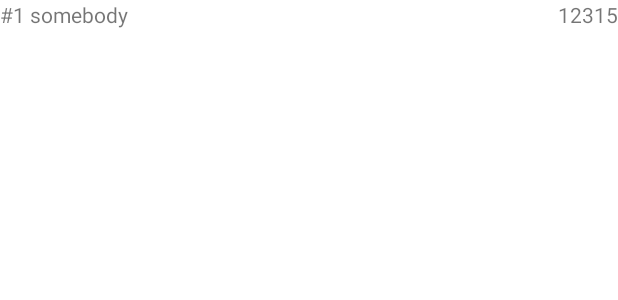
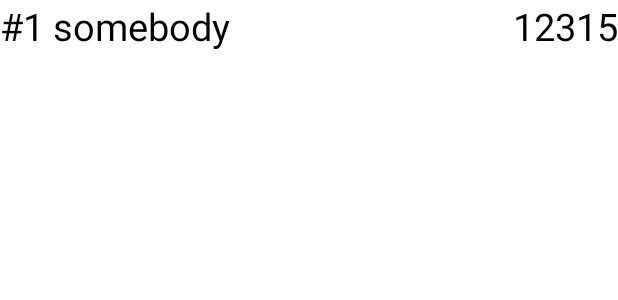
Before and after one commit to Meg-nem-tudjuk/TeTRiS, an Android app: the layout item.xml on its own in the app's theme, with its tools: preview values and no code run, on a phone screen of 412 x 824 dp. Shown: the top 300 px of the screen. Run offline under Robolectric (Android 15) with nearby library versions, the phone set to English and light mode, and no system bars.

```diff
--- a/app/src/main/java/com/example/tetris/GameActivity.java
+++ b/app/src/main/java/com/example/tetris/GameActivity.java
@@ -594,7 +594,7 @@ public class GameActivity extends AppCompatActivity {
             if (line.length() > 0) {
                 String[] splitLine = line.split("\\|");
                 if (splitLine[0].equals(GlobalClass.getLoggedInPlayer().getUsername())) toSave += GlobalClass.getLoggedInPlayer().getUsername() + "|" + GlobalClass.getLoggedInPlayer().getPasswordHash() + "|" + score + "\n";
-                else toSave += line;
+                else toSave += line + "\n";
             }
         }
         GlobalClass.save(this, toSave);
--- a/app/src/main/java/com/example/tetris/LoginActivity.java
+++ b/app/src/main/java/com/example/tetris/LoginActivity.java
@@ -40,6 +40,7 @@ public class LoginActivity extends AppCompatActivity {
         login = findViewById(R.id.loginButton);
         register = findViewById(R.id.registerButton);
 
+        if (GlobalClass.getPlayers().size() == 0) {
             String file = GlobalClass.load(this);
             Scanner scanner = new Scanner(file);
             while (scanner.hasNextLine()) {
@@ -49,11 +50,12 @@ public class LoginActivity extends AppCompatActivity {
                     GlobalClass.addPlayer(new Player(splitLine[0], splitLine[1], Integer.parseInt(splitLine[2])));
                 }
             }
+        }
         SharedPreferences sharedPref = LoginActivity.this.getSharedPreferences("loginData", MODE_PRIVATE);
         if (sharedPref.getInt("id", -1) > -1) {
             GlobalClass.setLoggedInPlayer(GlobalClass.getPlayers().get(sharedPref.getInt("id", -1)));
             startActivity(new Intent(LoginActivity.this, MainMenuActivity.class));
-            finish();
+            //finish();
         }
 
         login.setOnClickListener(new View.OnClickListener() {
@@ -76,7 +78,7 @@ public class LoginActivity extends AppCompatActivity {
                         }
                         GlobalClass.setLoggedInPlayer(GlobalClass.getPlayers().get(loginIndex));
                         startActivity(new Intent(LoginActivity.this, MainMenuActivity.class));
-                        finish();
+                        //finish();
                     }
                     else Toast.makeText(LoginActivity.this, "Hibás felhasználónév vagy jelszó", Toast.LENGTH_SHORT).show();
                     pressed = false;
--- a/app/src/main/res/layout/item.xml
+++ b/app/src/main/res/layout/item.xml
@@ -14,6 +14,8 @@
             android:layout_width="wrap_content"
             android:layout_height="wrap_content"
             android:text="#1 somebody"
+            android:textSize="25dp"
+            android:textColor="@color/black"
             android:id="@+id/leaderboardName"></TextView>
 
     </LinearLayout>
@@ -29,6 +31,8 @@
             android:layout_height="wrap_content"
             android:text="12315"
             android:id="@+id/leaderBoardScore"
+            android:textSize="25dp"
+            android:textColor="@color/black"
             android:layout_gravity="right"></TextView>
 
     </LinearLayout>
```
Lines whose indentation alone changed are shown as unchanged.
